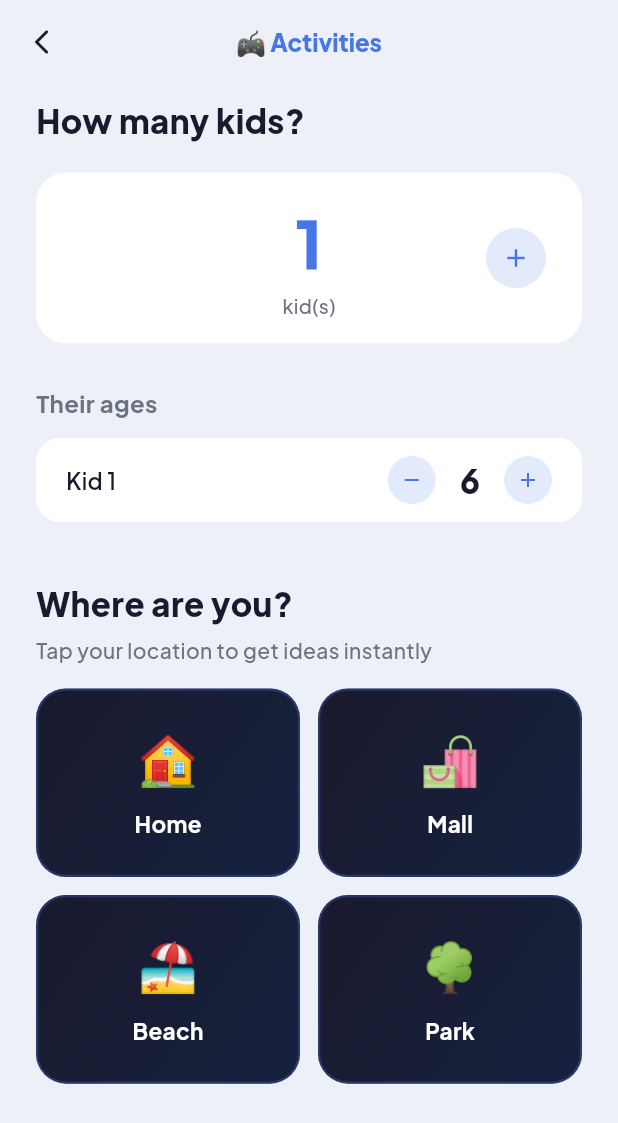
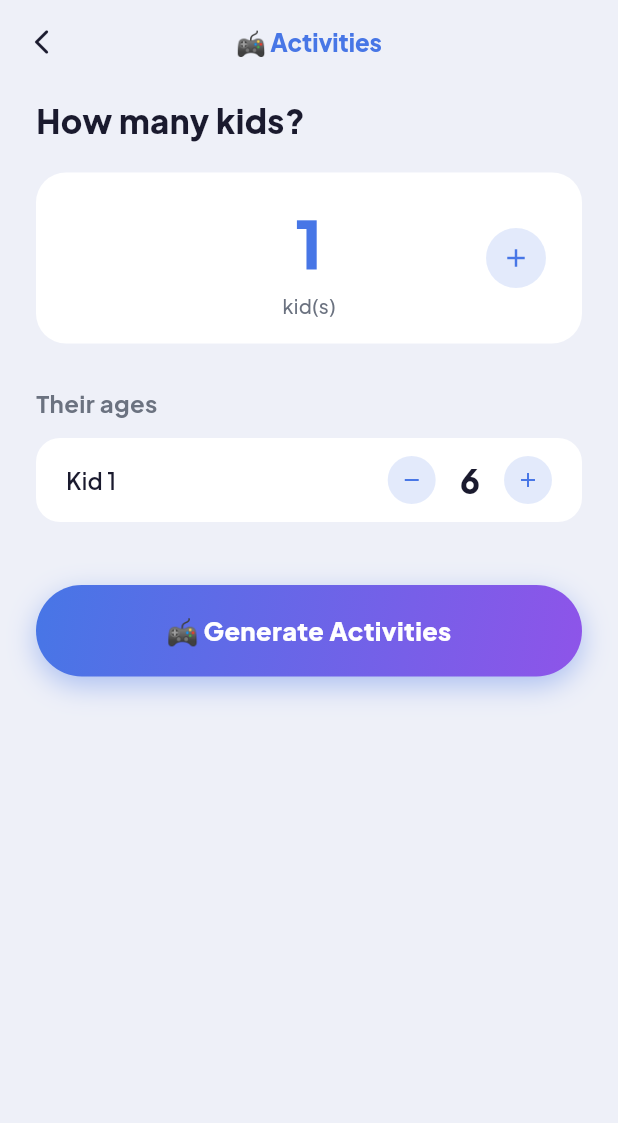
Before and after one commit to kmwannas-maker/Wannas-final, a Flutter app: the FamilyActivitiesScreen screen opened by its route, on a phone screen of 412 x 824 dp. Shown: the top 1123 px of the screen. Run offline on Flutter 3.47's test engine with Material 3 defaults, Android fonts, the phone set to English and light mode, and no system bars; our stand-ins replace cloud_firestore, confetti, firebase_core, flutter_riverpod, go_router, google_fonts and 2 more; accounts and stored records are empty.

Commit message:
Remove Where are you section, replace API with built-in activities

```diff
--- a/lib/features/family/activities/family_activities_screen.dart
+++ b/lib/features/family/activities/family_activities_screen.dart
@@ -1,21 +1,66 @@
+import 'dart:math';
+
 import 'package:flutter/material.dart';
 import 'package:flutter_riverpod/flutter_riverpod.dart';
 import 'package:go_router/go_router.dart';
 
+import '../../../core/models/activity.dart';
 import '../../../core/providers/family_ai_providers.dart';
 import '../../../core/providers/language_provider.dart';
 import '../../../core/theme/app_colors.dart';
 import '../../../core/theme/app_theme.dart';
 
+const _activityBank = [
+  Activity(emoji: '🎨', title: 'Drawing Challenge', duration: '20–30 min',
+      description: 'Everyone draws the same object — compare and vote for the funniest!'),
+  Activity(emoji: '🧩', title: 'Puzzle Race', duration: '30–45 min',
+      description: 'Split into teams and race to finish a puzzle. Fastest team wins!'),
+  Activity(emoji: '📖', title: 'Story Round', duration: '15–20 min',
+      description: 'Each person adds one sentence to build a silly story together.'),
+  Activity(emoji: '🎭', title: 'Charades', duration: '20–30 min',
+      description: 'Act out movies, animals, or household objects. No talking allowed!'),
+  Activity(emoji: '🏆', title: 'Trivia Battle', duration: '20–30 min',
+      description: 'Take turns asking each other fun trivia questions from different topics.'),
+  Activity(emoji: '🎵', title: 'Humming Game', duration: '15–20 min',
+      description: 'Hum a song and let the family guess what it is. Most correct guesses wins!'),
+  Activity(emoji: '🌟', title: 'Talent Show', duration: '30–45 min',
+      description: 'Everyone performs their best talent. Cheer for each other!'),
+  Activity(emoji: '🍪', title: 'Baking Together', duration: '45–60 min',
+      description: 'Pick a simple recipe and bake something delicious as a team.'),
+  Activity(emoji: '🎲', title: 'Board Game Night', duration: '45–90 min',
+      description: 'Pick a family board game and play a full tournament with scorekeeping.'),
+  Activity(emoji: '📸', title: 'Photo Challenge', duration: '20–30 min',
+      description: 'Each person takes 3 creative photos around the house. Vote for the best!'),
+  Activity(emoji: '🏃', title: 'Indoor Olympics', duration: '30–45 min',
+      description: 'Create fun mini-challenges like balloon keep-up, paper toss, and more.'),
+  Activity(emoji: '🎤', title: 'Karaoke Time', duration: '30–45 min',
+      description: 'Sing your favourite songs out loud. Extra points for costumes!'),
+  Activity(emoji: '🌈', title: 'Art Gallery', duration: '30–40 min',
+      description: 'Everyone creates an artwork and hangs it up. Tour the gallery together.'),
+  Activity(emoji: '🧠', title: 'Memory Game', duration: '15–20 min',
+      description: 'Place 10 objects on a tray, memorise them, then guess what was removed.'),
+  Activity(emoji: '🤸', title: 'Yoga Flow', duration: '20–30 min',
+      description: 'Do a fun family yoga session together. Try to hold the poses!'),
+  Activity(emoji: '🎯', title: 'Target Toss', duration: '15–20 min',
+      description: 'Set up targets around the room and toss paper balls. Keep score!'),
+  Activity(emoji: '🌙', title: 'Storytime', duration: '20–30 min',
+      description: 'One person reads a book aloud while everyone listens and relaxes.'),
+  Activity(emoji: '🏗️', title: 'Building Challenge', duration: '25–35 min',
+      description: 'Use blocks, LEGO, or household items to build the tallest tower possible.'),
+  Activity(emoji: '🎪', title: 'Magic Show', duration: '20–30 min',
+      description: 'Take turns performing simple magic tricks. Fool the family!'),
+  Activity(emoji: '🌍', title: 'World Tour', duration: '20–30 min',
+      description: 'Pick a country on the map and learn 3 fun facts about it together.'),
+];
+
+List<Activity> _pickActivities(List<int> kidAges) {
+  final rng = Random();
+  final shuffled = List<Activity>.from(_activityBank)..shuffle(rng);
+  return shuffled.take(4).toList();
+}
+
 class FamilyActivitiesScreen extends ConsumerWidget {
   const FamilyActivitiesScreen({super.key});
-
-  static const _locations = [
-    (emoji: '🏠', label: 'Home', labelAr: 'البيت'),
-    (emoji: '🛍️', label: 'Mall', labelAr: 'المول'),
-    (emoji: '🏖️', label: 'Beach', labelAr: 'الشاطئ'),
-    (emoji: '🌳', label: 'Park', labelAr: 'الحديقة'),
-  ];
 
   @override
   Widget build(BuildContext context, WidgetRef ref) {
@@ -27,14 +72,12 @@ class FamilyActivitiesScreen extends ConsumerWidget {
     final bg = isDark ? const Color(0xFF0D0D1A) : AppColors.background;
     final cardBg = isDark ? const Color(0xFF1A1A2E) : AppColors.surface;
     final textPrimary = isDark ? Colors.white : AppColors.textPrimary;
-    final textSecondary =
-        isDark ? Colors.white60 : AppColors.textSecondary;
+    final textSecondary = isDark ? Colors.white60 : AppColors.textSecondary;
 
-    Future<void> selectLocation(String location) async {
-      await notifier.generate(location);
-      if (context.mounted) {
-        context.push('/family/activities/results');
-      }
+    void generateActivities() {
+      final picked = _pickActivities(state.kidAges);
+      notifier.setLocalActivities(picked);
+      context.push('/family/activities/results');
     }
 
     return Scaffold(
@@ -43,10 +86,8 @@ class FamilyActivitiesScreen extends ConsumerWidget {
         backgroundColor: Colors.transparent,
         elevation: 0,
         leading: IconButton(
-          icon: Icon(Icons.arrow_back_ios_rounded,
-              color: textPrimary, size: 20),
-          onPressed: () =>
-              context.canPop() ? context.pop() : context.go('/'),
+          icon: Icon(Icons.arrow_back_ios_rounded, color: textPrimary, size: 20),
+          onPressed: () => context.canPop() ? context.pop() : context.go('/'),
         ),
         title: Text(
           isArabic ? '🎮 الأنشطة' : '🎮 Activities',
@@ -66,180 +107,78 @@ class FamilyActivitiesScreen extends ConsumerWidget {
             crossAxisAlignment: CrossAxisAlignment.start,
             children: [
               const SizedBox(height: 8),
-
               Text(
                 isArabic ? 'كم طفلاً سيلعبون؟' : 'How many kids?',
-                style: appFont(
-                  isArabic: isArabic,
-                  fontSize: 22,
-                  fontWeight: FontWeight.w800,
-                  color: textPrimary,
-                ),
+                style: appFont(isArabic: isArabic, fontSize: 22,
+                    fontWeight: FontWeight.w800, color: textPrimary),
               ),
               const SizedBox(height: 20),
-
-              // Kids counter
               Container(
-                padding: const EdgeInsets.symmetric(
-                    horizontal: 24, vertical: 16),
-                decoration: BoxDecoration(
-                  color: cardBg,
-                  borderRadius: BorderRadius.circular(20),
-                ),
+                padding: const EdgeInsets.symmetric(horizontal: 24, vertical: 16),
+                decoration: BoxDecoration(color: cardBg, borderRadius: BorderRadius.circular(20)),
                 child: Row(
                   mainAxisAlignment: MainAxisAlignment.spaceBetween,
                   children: [
-                    _CounterButton(
-                      icon: Icons.remove,
-                      onTap: state.numKids > 1
-                          ? () => notifier.setNumKids(state.numKids - 1)
-                          : null,
-                    ),
-                    Column(
-                      children: [
-                        Text(
-                          '${state.numKids}',
-                          style: appFont(
-                            isArabic: false,
-                            fontSize: 44,
-                            fontWeight: FontWeight.w800,
-                            color: const Color(0xFF4776E6),
-                          ),
-                        ),
-                        Text(
-                          isArabic ? 'طفل/أطفال' : 'kid(s)',
-                          style: appFont(
-                            isArabic: isArabic,
-                            fontSize: 13,
-                            color: textSecondary,
-                          ),
-                        ),
-                      ],
-                    ),
-                    _CounterButton(
-                      icon: Icons.add,
-                      onTap: state.numKids < 6
-                          ? () => notifier.setNumKids(state.numKids + 1)
-                          : null,
-                    ),
+                    _CounterButton(icon: Icons.remove,
+                        onTap: state.numKids > 1 ? () => notifier.setNumKids(state.numKids - 1) : null),
+                    Column(children: [
+                      Text('${state.numKids}', style: appFont(isArabic: false, fontSize: 44,
+                          fontWeight: FontWeight.w800, color: const Color(0xFF4776E6))),
+                      Text(isArabic ? 'طفل/أطفال' : 'kid(s)',
+                          style: appFont(isArabic: isArabic, fontSize: 13, color: textSecondary)),
+                    ]),
+                    _CounterButton(icon: Icons.add,
+                        onTap: state.numKids < 6 ? () => notifier.setNumKids(state.numKids + 1) : null),
                   ],
                 ),
               ),
               const SizedBox(height: 28),
-
-              // Ages
-              Text(
-                isArabic ? 'أعمارهم' : 'Their ages',
-                style: appFont(
-                  isArabic: isArabic,
-                  fontSize: 16,
-                  fontWeight: FontWeight.w700,
-                  color: textSecondary,
-                ),
-              ),
+              Text(isArabic ? 'أعمارهم' : 'Their ages',
+                  style: appFont(isArabic: isArabic, fontSize: 16,
+                      fontWeight: FontWeight.w700, color: textSecondary)),
               const SizedBox(height: 12),
-
               ...List.generate(state.numKids, (i) {
-                final age = i < state.kidAges.length
-                    ? state.kidAges[i]
-                    : 6;
+                final age = i < state.kidAges.length ? state.kidAges[i] : 6;
                 return Padding(
                   padding: const EdgeInsets.only(bottom: 10),
                   child: Container(
-                    padding: const EdgeInsets.symmetric(
-                        horizontal: 20, vertical: 12),
-                    decoration: BoxDecoration(
-                      color: cardBg,
-                      borderRadius: BorderRadius.circular(16),
-                    ),
-                    child: Row(
-                      children: [
-                        Text(
-                          isArabic
-                              ? 'الطفل ${i + 1}'
-                              : 'Kid ${i + 1}',
-                          style: appFont(
-                            isArabic: isArabic,
-                            fontSize: 15,
-                            fontWeight: FontWeight.w600,
-                            color: textPrimary,
-                          ),
-                        ),
-                        const Spacer(),
-                        _CounterButton(
-                          icon: Icons.remove,
-                          size: 32,
-                          onTap: age > 1
-                              ? () => notifier.setKidAge(i, age - 1)
-                              : null,
-                        ),
-                        Padding(
-                          padding: const EdgeInsets.symmetric(
-                              horizontal: 16),
-                          child: Text(
-                            '$age',
-                            style: appFont(
-                              isArabic: false,
-                              fontSize: 22,
-                              fontWeight: FontWeight.w800,
-                              color: textPrimary,
-                            ),
-                          ),
-                        ),
-                        _CounterButton(
-                          icon: Icons.add,
-                          size: 32,
-                          onTap: age < 17
-                              ? () => notifier.setKidAge(i, age + 1)
-                              : null,
-                        ),
-                      ],
-                    ),
+                    padding: const EdgeInsets.symmetric(horizontal: 20, vertical: 12),
+                    decoration: BoxDecoration(color: cardBg, borderRadius: BorderRadius.circular(16)),
+                    child: Row(children: [
+                      Text(isArabic ? 'الطفل ${i + 1}' : 'Kid ${i + 1}',
+                          style: appFont(isArabic: isArabic, fontSize: 15,
+                              fontWeight: FontWeight.w600, color: textPrimary)),
+                      const Spacer(),
+                      _CounterButton(icon: Icons.remove, size: 32,
+                          onTap: age > 1 ? () => notifier.setKidAge(i, age - 1) : null),
+                      Padding(padding: const EdgeInsets.symmetric(horizontal: 16),
+                          child: Text('$age', style: appFont(isArabic: false, fontSize: 22,
+                              fontWeight: FontWeight.w800, color: textPrimary))),
+                      _CounterButton(icon: Icons.add, size: 32,
+                          onTap: age < 17 ? () => notifier.setKidAge(i, age + 1) : null),
+                    ]),
                   ),
                 );
               }),
-
-              const SizedBox(height: 28),
-
-              Text(
-                isArabic ? 'أين أنتم الآن؟' : 'Where are you?',
-                style: appFont(
-                  isArabic: isArabic,
-                  fontSize: 22,
-                  fontWeight: FontWeight.w800,
-                  color: textPrimary,
+              const SizedBox(height: 32),
+              GestureDetector(
+                onTap: generateActivities,
+                child: Container(
+                  width: double.infinity,
+                  padding: const EdgeInsets.symmetric(vertical: 18),
+                  decoration: BoxDecoration(
+                    gradient: const LinearGradient(
+                        colors: [Color(0xFF4776E6), Color(0xFF8E54E9)],
+                        begin: Alignment.topLeft, end: Alignment.bottomRight),
+                    borderRadius: BorderRadius.circular(50),
+                    boxShadow: [BoxShadow(color: const Color(0xFF4776E6).withValues(alpha: 0.4),
+                        blurRadius: 16, offset: const Offset(0, 6))],
+                  ),
+                  child: Text(isArabic ? '🎮 اقترح أنشطة' : '🎮 Generate Activities',
+                      textAlign: TextAlign.center,
+                      style: appFont(isArabic: isArabic, fontSize: 17,
+                          fontWeight: FontWeight.w800, color: Colors.white)),
                 ),
-              ),
-              const SizedBox(height: 6),
-              Text(
-                isArabic
-                    ? 'اختر الموقع لنجلب لكم الأفكار فوراً'
-                    : 'Tap your location to get ideas instantly',
-                style: appFont(
-                  isArabic: isArabic,
-                  fontSize: 14,
-                  color: textSecondary,
-                ),
-              ),
-              const SizedBox(height: 16),
-
-              // Location grid
-              GridView.count(
-                crossAxisCount: 2,
-                shrinkWrap: true,
-                physics: const NeverScrollableScrollPhysics(),
-                crossAxisSpacing: 12,
-                mainAxisSpacing: 12,
-                childAspectRatio: 1.4,
-                children: _locations
-                    .map((loc) => _LocationCard(
-                          emoji: loc.emoji,
-                          label: isArabic ? loc.labelAr : loc.label,
-                          isLoading: state.activities.isLoading &&
-                              state.location == loc.label,
-                          onTap: () => selectLocation(loc.label),
-                        ))
-                    .toList(),
               ),
               const SizedBox(height: 32),
             ],
@@ -250,18 +189,11 @@ class FamilyActivitiesScreen extends ConsumerWidget {
   }
 }
 
-// ─────────────────────────────────────────────────────────────────────────────
-
 class _CounterButton extends StatelessWidget {
   final IconData icon;
   final VoidCallback? onTap;
   final double size;
-
-  const _CounterButton({
-    required this.icon,
-    required this.onTap,
-    this.size = 40,
-  });
+  const _CounterButton({required this.icon, required this.onTap, this.size = 40});
 
   @override
   Widget build(BuildContext context) {
@@ -269,80 +201,15 @@ class _CounterButton extends StatelessWidget {
     return GestureDetector(
       onTap: onTap,
       child: Container(
-        width: size,
-        height: size,
+        width: size, height: size,
         decoration: BoxDecoration(
-          color: enabled
-              ? const Color(0xFF4776E6).withValues(alpha: 0.15)
+          color: enabled ? const Color(0xFF4776E6).withValues(alpha: 0.15)
               : Colors.white.withValues(alpha: 0.05),
           borderRadius: BorderRadius.circular(size / 2),
         ),
-        child: Icon(
-          icon,
-          size: size * 0.5,
-          color: enabled
-              ? const Color(0xFF4776E6)
-              : Colors.white24,
-        ),
+        child: Icon(icon, size: size * 0.5,
+            color: enabled ? const Color(0xFF4776E6) : Colors.white24),
       ),
     );
   }
 }
-
-class _LocationCard extends StatelessWidget {
-  final String emoji;
-  final String label;
-  final bool isLoading;
-  final VoidCallback onTap;
-
-  const _LocationCard({
-    required this.emoji,
-    required this.label,
-    required this.isLoading,
-    required this.onTap,
-  });
-
-  @override
-  Widget build(BuildContext context) {
-    return GestureDetector(
-      onTap: onTap,
-      child: Container(
-        decoration: BoxDecoration(
-          gradient: const LinearGradient(
-            colors: [Color(0xFF1A1A2E), Color(0xFF16213E)],
-            begin: Alignment.topLeft,
-            end: Alignment.bottomRight,
-          ),
-          borderRadius: BorderRadius.circular(20),
-          border: Border.all(
-            color: const Color(0xFF4776E6).withValues(alpha: 0.3),
-            width: 1.5,
-          ),
-        ),
-        child: isLoading
-            ? const Center(
-                child: CircularProgressIndicator(
-                  color: Color(0xFF4776E6),
-                  strokeWidth: 2,
-                ),
-              )
-            : Column(
-                mainAxisAlignment: MainAxisAlignment.center,
-                children: [
-                  Text(emoji,
-                      style: const TextStyle(fontSize: 32)),
-                  const SizedBox(height: 8),
-                  Text(
-                    label,
-                    style: const TextStyle(
-                      fontSize: 15,
-                      fontWeight: FontWeight.w700,
-                      color: Colors.white,
-                    ),
-                  ),
-                ],
-              ),
-      ),
-    );
-  }
-}
```
